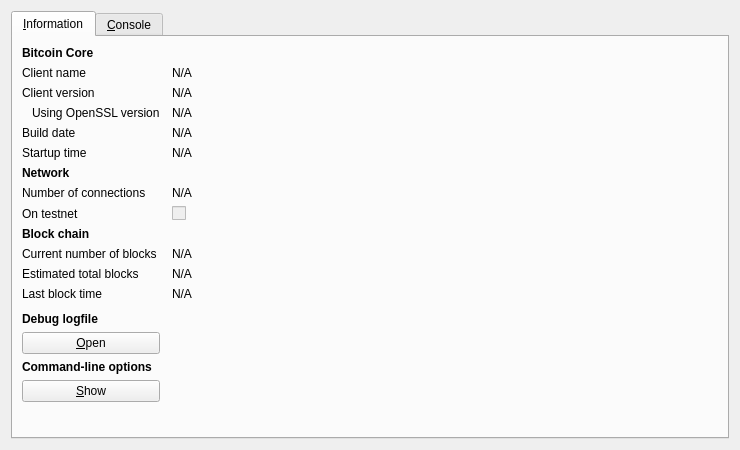
Qt form src/qt/forms/rpcconsole.ui (fckbankscoin/fckbankscoin) before a commit.
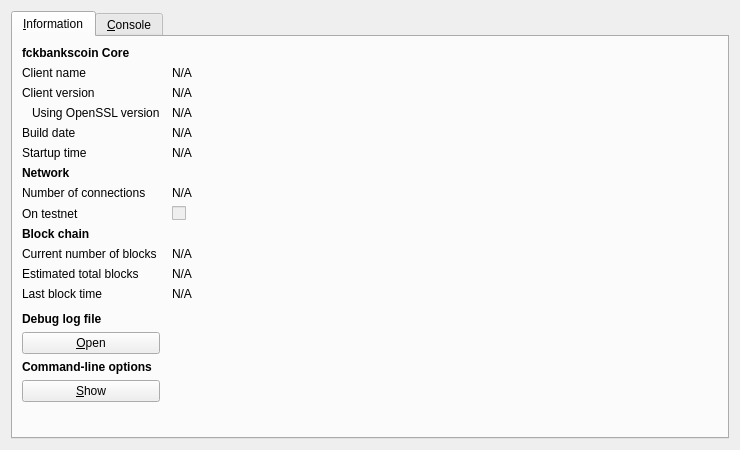
The same form after that commit. Icons and pictures are not drawn.

```diff
--- a/src/qt/forms/rpcconsole.ui
+++ b/src/qt/forms/rpcconsole.ui
@@ -36,7 +36,7 @@
           </font>
          </property>
          <property name="text">
-          <string>Bitcoin Core</string>
+          <string>fckbankscoin Core</string>
          </property>
         </widget>
        </item>
@@ -315,7 +315,7 @@
           </font>
          </property>
          <property name="text">
-          <string>Debug logfile</string>
+          <string>Debug log file</string>
          </property>
         </widget>
        </item>
```
Left out of the diff: 7 changed lines with no effect on the pictures.
